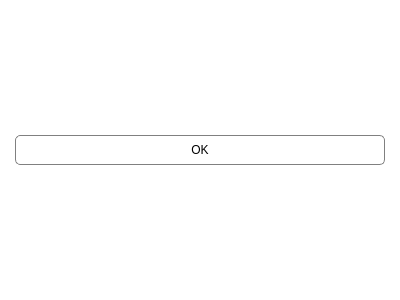
Old version of the form UI/Design/modal.ui in the repository MarkMolenmakerHU/INNO_xAITool.
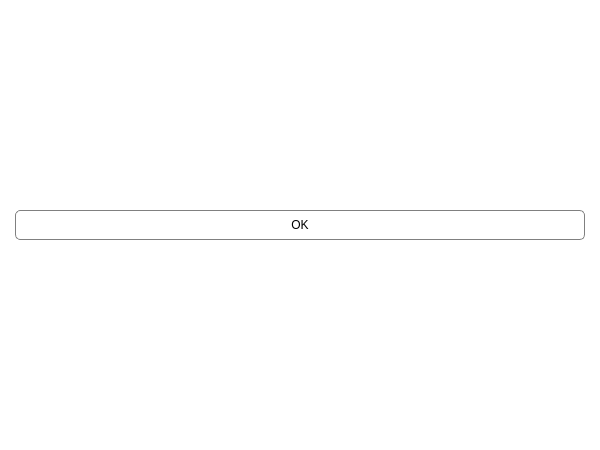
New version of the form.

```diff
--- a/UI/Design/modal.ui
+++ b/UI/Design/modal.ui
@@ -6,8 +6,8 @@
    <rect>
     <x>0</x>
     <y>0</y>
-    <width>400</width>
-    <height>300</height>
+    <width>600</width>
+    <height>450</height>
    </rect>
   </property>
   <property name="contextMenuPolicy">
```
